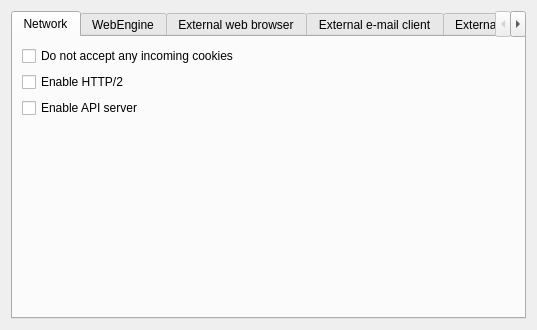
Before: the Qt Designer form src/librssguard/gui/settings/settingsbrowsermail.ui in martinrotter/rssguard, drawn with Qt 5.
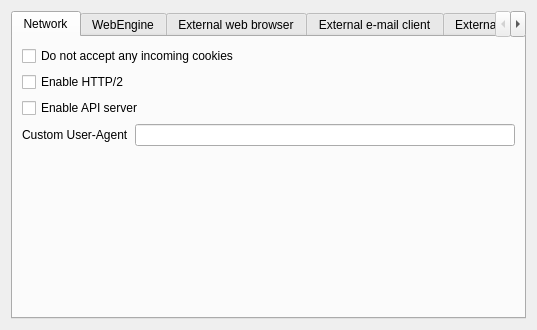
After: the same form once the commit is applied. Custom widgets are drawn as their Qt base class.

Diff of the .ui file:
```diff
--- a/src/librssguard/gui/settings/settingsbrowsermail.ui
+++ b/src/librssguard/gui/settings/settingsbrowsermail.ui
@@ -42,6 +42,16 @@
          </property>
         </widget>
        </item>
+       <item row="3" column="1">
+        <widget class="QLineEdit" name="m_txtUserAgent"/>
+       </item>
+       <item row="3" column="0">
+        <widget class="QLabel" name="label_2">
+         <property name="text">
+          <string>Custom User-Agent</string>
+         </property>
+        </widget>
+       </item>
       </layout>
      </widget>
      <widget class="QWidget" name="m_tabWebEngine">
```
Left out of the diff: 10 changed lines with no effect on the pictures.
